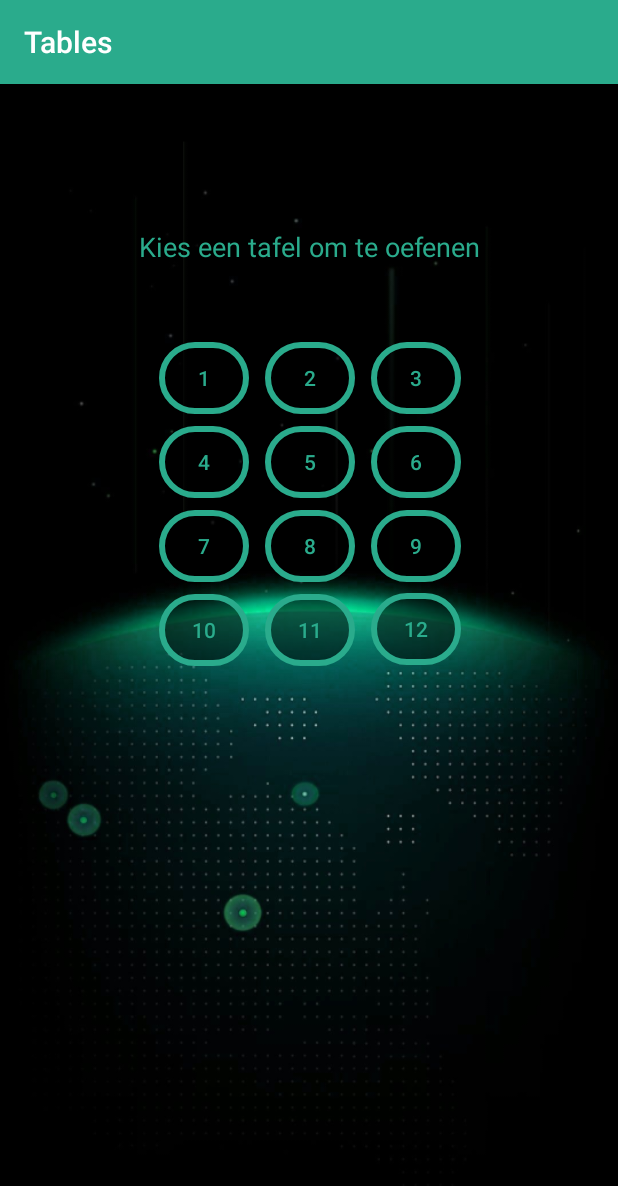
After one commit to bidoofgoo/Tables, an Android app: the kiesTafelActivity screen opened directly, with no data from a screen before it, on a phone screen of 412 x 824 dp. The commit adds this screen. Shown: the top 1186 px of the screen. Run offline under Robolectric (Android 15) with nearby library versions, the phone set to English and light mode, and no system bars.

Commit message:
kiesTafel fixed
Terug in de juiste branch zonder conflicten

```diff
--- a/app/src/main/AndroidManifest.xml
+++ b/app/src/main/AndroidManifest.xml
@@ -24,6 +24,8 @@
             android:screenOrientation="portrait"></activity>
         <activity android:name=".LeaderBoardActivity"
             android:screenOrientation="portrait"></activity>
+        <activity android:name=".kiesTafelActivity"
+            android:screenOrientation="portrait"></activity>
 
     </application>
 
--- a/app/src/main/java/nl/bidoofgoo/apps/tables/MainActivity.java
+++ b/app/src/main/java/nl/bidoofgoo/apps/tables/MainActivity.java
@@ -48,9 +48,8 @@ public class MainActivity extends AppCompatActivity {
             @Override
             public void whatToDo() {
                 // ga naar een nieuwe pagina
-                Intent tafelScherm = new Intent(MainActivity.this, SommenActivity.class);
-                tafelScherm.putExtra("type", "oefenen");
-                startActivity(tafelScherm);
+                Intent kiesTafel = new Intent(MainActivity.this, kiesTafelActivity.class);
+                startActivity(kiesTafel);
             }
         });
 
--- /dev/null
+++ b/app/src/main/java/nl/bidoofgoo/apps/tables/kiesTafelActivity.java
@@ -0,0 +1,15 @@
+package nl.bidoofgoo.apps.tables;
+
+import android.support.v7.app.AppCompatActivity;
+import android.os.Bundle;
+
+public class kiesTafelActivity extends AppCompatActivity{
+
+    public void onCreate(Bundle savedInstanceScore){
+        super.onCreate(savedInstanceScore);
+
+        setContentView(R.layout.activity_kiestafel);
+
+    }
+
+}
--- /dev/null
+++ b/app/src/main/res/layout/activity_kiestafel.xml
@@ -0,0 +1,258 @@
+<?xml version="1.0" encoding="utf-8"?>
+<android.support.constraint.ConstraintLayout
+    xmlns:android="http://schemas.android.com/apk/res/android"
+    xmlns:app="http://schemas.android.com/apk/res-auto"
+    android:layout_width="match_parent"
+    android:layout_height="match_parent"
+    android:background="@mipmap/background">
+
+    <TextView
+        android:id="@+id/editText"
+        android:layout_width="247dp"
+        android:layout_height="53dp"
+        android:layout_marginBottom="8dp"
+        android:layout_marginEnd="8dp"
+        android:layout_marginStart="8dp"
+        android:layout_marginTop="8dp"
+        android:ems="10"
+        android:inputType="textPersonName"
+        android:text="Kies een tafel om te oefenen"
+        android:textAlignment="center"
+        android:textColor="@color/colorPrimary"
+        android:textSize="18dp"
+        app:layout_constraintBottom_toBottomOf="parent"
+        app:layout_constraintEnd_toEndOf="parent"
+        app:layout_constraintHorizontal_bias="0.504"
+        app:layout_constraintStart_toStartOf="parent"
+        app:layout_constraintTop_toTopOf="parent"
+        app:layout_constraintVertical_bias="0.126" />
+
+    <android.support.constraint.ConstraintLayout
+        android:id="@+id/constraintLayout"
+        android:layout_width="217dp"
+        android:layout_height="230dp"
+        android:layout_marginBottom="24dp"
+        android:layout_marginEnd="16dp"
+        android:layout_marginStart="16dp"
+        android:layout_marginTop="164dp"
+        app:layout_constraintBottom_toTopOf="@+id/nextButton"
+        app:layout_constraintEnd_toEndOf="parent"
+        app:layout_constraintHorizontal_bias="0.503"
+        app:layout_constraintStart_toStartOf="parent"
+        app:layout_constraintTop_toTopOf="parent"
+        app:layout_constraintVertical_bias="1.0">
+
+        <Button
+            android:id="@+id/button1"
+            android:layout_width="60dp"
+            android:layout_height="wrap_content"
+            android:layout_marginBottom="8dp"
+            android:layout_marginEnd="8dp"
+            android:layout_marginStart="8dp"
+            android:layout_marginTop="8dp"
+            android:background="@drawable/roundedbutton"
+            android:text="1"
+            android:textColor="@color/colorPrimary"
+            app:layout_constraintBottom_toBottomOf="parent"
+            app:layout_constraintEnd_toEndOf="parent"
+            app:layout_constraintHorizontal_bias="0.0"
+            app:layout_constraintStart_toStartOf="parent"
+            app:layout_constraintTop_toTopOf="parent"
+            app:layout_constraintVertical_bias="0.0" />
+
+        <Button
+            android:id="@+id/button2"
+            android:layout_width="60dp"
+            android:layout_height="wrap_content"
+            android:layout_marginBottom="8dp"
+            android:layout_marginEnd="8dp"
+            android:layout_marginStart="8dp"
+            android:layout_marginTop="8dp"
+            android:background="@drawable/roundedbutton"
+            android:text="2"
+            android:textColor="@color/colorPrimary"
+            app:layout_constraintBottom_toBottomOf="parent"
+            app:layout_constraintEnd_toEndOf="parent"
+            app:layout_constraintStart_toStartOf="parent"
+            app:layout_constraintTop_toTopOf="parent"
+            app:layout_constraintVertical_bias="0.0" />
+
+        <Button
+            android:id="@+id/button3"
+            android:layout_width="60dp"
+            android:layout_height="wrap_content"
+            android:layout_marginBottom="8dp"
+            android:layout_marginEnd="8dp"
+            android:layout_marginStart="8dp"
+            android:layout_marginTop="8dp"
+            android:background="@drawable/roundedbutton"
+            android:text="3"
+            android:textColor="@color/colorPrimary"
+            app:layout_constraintBottom_toBottomOf="parent"
+            app:layout_constraintEnd_toEndOf="parent"
+            app:layout_constraintHorizontal_bias="1.0"
+            app:layout_constraintStart_toStartOf="parent"
+            app:layout_constraintTop_toTopOf="parent"
+            app:layout_constraintVertical_bias="0.0" />
+
+        <Button
+            android:id="@+id/button4"
+            android:layout_width="60dp"
+            android:layout_height="wrap_content"
+            android:layout_marginBottom="8dp"
+            android:layout_marginEnd="8dp"
+            android:layout_marginStart="8dp"
+            android:layout_marginTop="8dp"
+            android:background="@drawable/roundedbutton"
+            android:text="4"
+            android:textColor="@color/colorPrimary"
+            app:layout_constraintBottom_toBottomOf="parent"
+            app:layout_constraintEnd_toEndOf="parent"
+            app:layout_constraintHorizontal_bias="0.0"
+            app:layout_constraintStart_toStartOf="parent"
+            app:layout_constraintTop_toBottomOf="@+id/button1"
+            app:layout_constraintVertical_bias="0.0" />
+
+        <Button
+            android:id="@+id/button5"
+            android:layout_width="60dp"
+            android:layout_height="wrap_content"
+            android:layout_marginBottom="8dp"
+            android:layout_marginEnd="8dp"
+            android:layout_marginStart="8dp"
+            android:layout_marginTop="8dp"
+            android:background="@drawable/roundedbutton"
+            android:text="5"
+            android:textColor="@color/colorPrimary"
+            app:layout_constraintBottom_toBottomOf="parent"
+            app:layout_constraintEnd_toEndOf="parent"
+            app:layout_constraintStart_toStartOf="parent"
+            app:layout_constraintTop_toBottomOf="@+id/button2"
+            app:layout_constraintVertical_bias="0.0" />
+
+        <Button
+            android:id="@+id/button6"
+            android:layout_width="60dp"
+            android:layout_height="wrap_content"
+            android:layout_marginBottom="8dp"
+            android:layout_marginEnd="8dp"
+            android:layout_marginStart="8dp"
+            android:layout_marginTop="8dp"
+            android:background="@drawable/roundedbutton"
+            android:text="6"
+            android:textColor="@color/colorPrimary"
+            app:layout_constraintBottom_toBottomOf="parent"
+            app:layout_constraintEnd_toEndOf="parent"
+            app:layout_constraintHorizontal_bias="1.0"
+            app:layout_constraintStart_toStartOf="parent"
+            app:layout_constraintTop_toBottomOf="@+id/button3"
+            app:layout_constraintVertical_bias="0.0" />
+
+        <Button
+            android:id="@+id/button7"
+            android:layout_width="60dp"
+            android:layout_height="wrap_content"
+            android:layout_marginBottom="8dp"
+            android:layout_marginEnd="8dp"
+            android:layout_marginStart="8dp"
+            android:layout_marginTop="8dp"
+            android:background="@drawable/roundedbutton"
+            android:text="7"
+            android:textColor="@color/colorPrimary"
+            app:layout_constraintBottom_toBottomOf="parent"
+            app:layout_constraintEnd_toEndOf="parent"
+            app:layout_constraintHorizontal_bias="0.0"
+            app:layout_constraintStart_toStartOf="parent"
+            app:layout_constraintTop_toBottomOf="@+id/button4"
+            app:layout_constraintVertical_bias="0.0" />
+
+        <Button
+            android:id="@+id/button8"
+            android:layout_width="60dp"
+            android:layout_height="wrap_content"
+            android:layout_marginBottom="8dp"
+            android:layout_marginEnd="8dp"
+            android:layout_marginStart="8dp"
+            android:layout_marginTop="8dp"
+            android:background="@drawable/roundedbutton"
+            android:text="8"
+            android:textColor="@color/colorPrimary"
+            app:layout_constraintBottom_toBottomOf="parent"
+            app:layout_constraintEnd_toEndOf="parent"
+            app:layout_constraintStart_toStartOf="parent"
+            app:layout_constraintTop_toBottomOf="@+id/button5"
+            app:layout_constraintVertical_bias="0.0" />
+
+        <Button
+            android:id="@+id/button9"
+            android:layout_width="60dp"
+            android:layout_height="wrap_content"
+            android:layout_marginBottom="8dp"
+            android:layout_marginEnd="8dp"
+            android:layout_marginStart="8dp"
+            android:layout_marginTop="8dp"
+            android:background="@drawable/roundedbutton"
+            android:text="9"
+            android:textColor="@color/colorPrimary"
+            app:layout_constraintBottom_toBottomOf="parent"
+            app:layout_constraintEnd_toEndOf="parent"
+            app:layout_constraintHorizontal_bias="1.0"
+            app:layout_constraintStart_toStartOf="parent"
+            app:layout_constraintTop_toBottomOf="@+id/button6"
+            app:layout_constraintVertical_bias="0.0" />
+
+        <Button
+            android:id="@+id/button10"
+            android:layout_width="60dp"
+            android:layout_height="wrap_content"
+            android:layout_marginBottom="8dp"
+            android:layout_marginEnd="8dp"
+            android:layout_marginStart="8dp"
+            android:layout_marginTop="8dp"
+            android:background="@drawable/roundedbutton"
+            android:text="10"
+            android:textColor="@color/colorPrimary"
+            app:layout_constraintBottom_toBottomOf="parent"
+            app:layout_constraintEnd_toEndOf="parent"
+            app:layout_constraintHorizontal_bias="0.0"
+            app:layout_constraintStart_toStartOf="parent"
+            app:layout_constraintTop_toBottomOf="@+id/button8"
+            app:layout_constraintVertical_bias="0.0" />
+
+        <Button
+            android:id="@+id/button11"
+            android:layout_width="60dp"
+            android:layout_height="wrap_content"
+            android:layout_marginBottom="8dp"
+            android:layout_marginEnd="8dp"
+            android:layout_marginStart="8dp"
+            android:layout_marginTop="8dp"
+            android:background="@drawable/roundedbutton"
+            android:text="11"
+            android:textColor="@color/colorPrimary"
+            app:layout_constraintBottom_toBottomOf="parent"
+            app:layout_constraintEnd_toEndOf="parent"
+            app:layout_constraintStart_toStartOf="parent"
+            app:layout_constraintTop_toBottomOf="@+id/button8"
+            app:layout_constraintVertical_bias="0.0" />
+
+        <Button
+            android:id="@+id/button12"
+            android:layout_width="60dp"
+            android:layout_height="wrap_content"
+            android:layout_marginBottom="8dp"
+            android:layout_marginEnd="8dp"
+            android:layout_marginStart="8dp"
+            android:layout_marginTop="8dp"
+            android:background="@drawable/roundedbutton"
+            android:text="12"
+            android:textColor="@color/colorPrimary"
+            app:layout_constraintBottom_toBottomOf="parent"
+            app:layout_constraintEnd_toEndOf="parent"
+            app:layout_constraintHorizontal_bias="1.0"
+            app:layout_constraintStart_toStartOf="parent"
+            app:layout_constraintTop_toBottomOf="@+id/button9" />
+    </android.support.constraint.ConstraintLayout>
+
+
+</android.support.constraint.ConstraintLayout>
```
